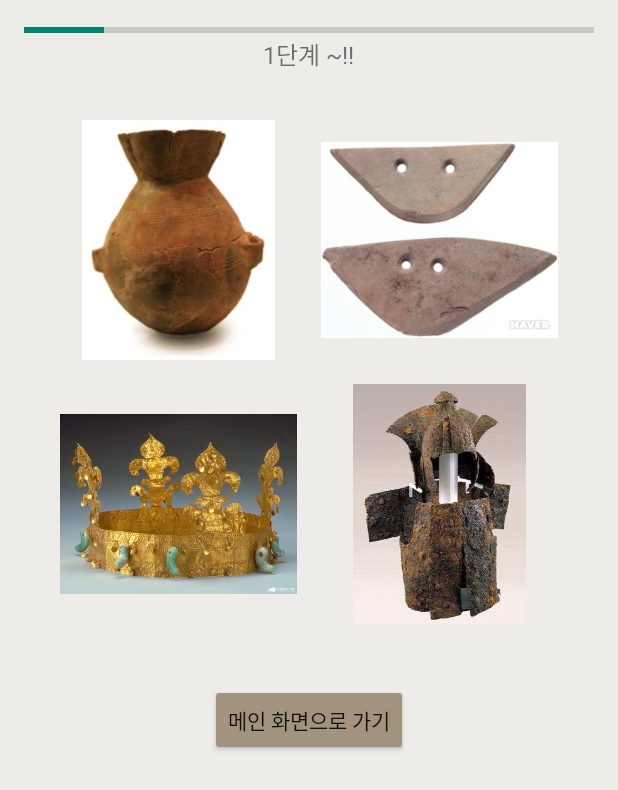
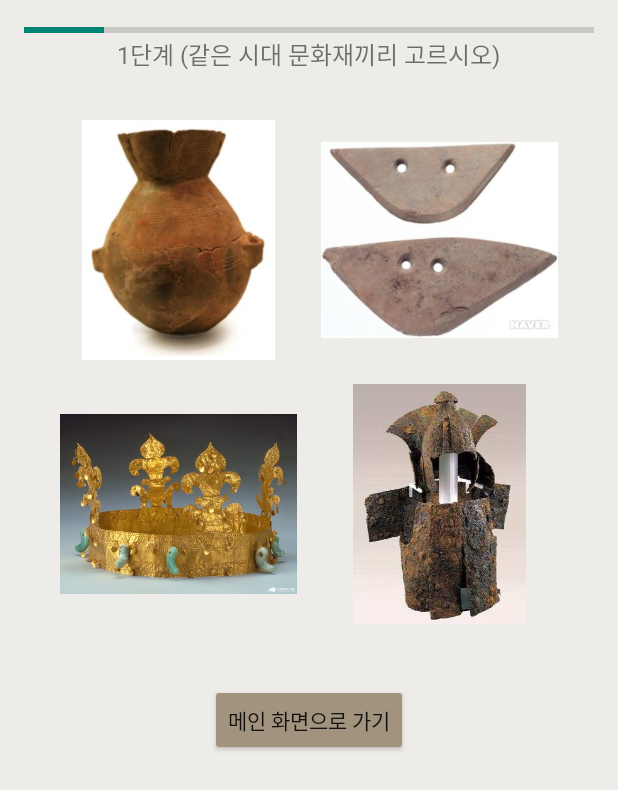
Before and after one commit to mschoi0411/android_team, an Android app: the Stage1Activity screen opened directly, with no data from a screen before it, on a phone screen of 412 x 824 dp. Shown: the top 790 px of the screen. Run offline under Robolectric (Android 15) with nearby library versions, the phone set to English and light mode, and no system bars.

Commit message:
Update activity_stage1.xml

```diff
--- a/app/src/main/res/layout/activity_stage1.xml
+++ b/app/src/main/res/layout/activity_stage1.xml
@@ -25,7 +25,7 @@
         <TextView
             android:layout_width="wrap_content"
             android:layout_height="wrap_content"
-            android:text="1단계 ~!!"
+            android:text="1단계 (같은 시대 문화재끼리 고르시오)"
             android:textSize="16sp"
             android:layout_gravity="center"
             android:paddingBottom="8dp" />
```
